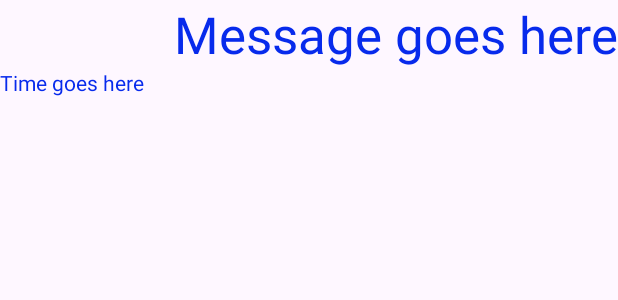
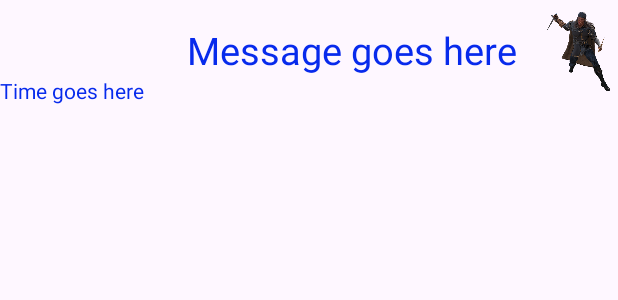
Before and after one commit to aydoganali/MyAndroidLabs, an Android app: the layout receive_row_layout.xml on its own in the app's theme, with its tools: preview values and no code run, on a phone screen of 412 x 824 dp. Shown: the top 300 px of the screen. Run offline under Robolectric (Android 15) with nearby library versions, the light colour scheme and no system bars.

Commit message:
ImageViews for send and receive messages added

```diff
--- a/app/src/main/AndroidManifest.xml
+++ b/app/src/main/AndroidManifest.xml
@@ -23,11 +23,7 @@
         <activity
             android:name=".MainActivity"
             android:exported="true">
-            <intent-filter>
-                <action android:name="android.intent.action.MAIN" />
 
-                <category android:name="android.intent.category.LAUNCHER" />
-            </intent-filter>
         </activity>
     </application>
 
--- a/app/src/main/res/layout/receive_row_layout.xml
+++ b/app/src/main/res/layout/receive_row_layout.xml
@@ -6,19 +6,30 @@
     android:layout_height="wrap_content">
 
     <TextView
-        android:id="@+id/textView"
+        android:id="@+id/message"
         android:layout_width="wrap_content"
         android:layout_height="wrap_content"
+        android:layout_marginTop="16dp"
+        android:layout_marginEnd="16dp"
         android:text="Message goes here"
-        android:textSize="34dp"
-        app:layout_constraintEnd_toEndOf="parent"
+        android:textSize="25dp"
+        app:layout_constraintEnd_toStartOf="@+id/imageView"
         app:layout_constraintTop_toTopOf="parent" />
 
     <TextView
-        android:id="@+id/textView3"
-        android:layout_width="102dp"
-        android:layout_height="24dp"
+        android:id="@+id/time"
+        android:layout_width="wrap_content"
+        android:layout_height="wrap_content"
         android:text="Time goes here"
         app:layout_constraintStart_toStartOf="parent"
-        app:layout_constraintTop_toBottomOf="@+id/textView" />
+        app:layout_constraintTop_toBottomOf="@+id/message" />
+
+    <ImageView
+        android:id="@+id/imageView"
+        android:layout_width="51dp"
+        android:layout_height="58dp"
+        android:layout_marginTop="4dp"
+        app:layout_constraintEnd_toEndOf="parent"
+        app:layout_constraintTop_toTopOf="parent"
+        app:srcCompat="@drawable/receive_image" />
 </androidx.constraintlayout.widget.ConstraintLayout>
```
Also changed, not shown: app/src/main/java/algonquin/cst2335/aydo0001/ChatRoom.java (+83 -36 lines), app/src/main/java/algonquin/cst2335/aydo0001/data/ChatRoomViewModel.java (+6 -1 lines), app/src/main/res/layout/activity_chat_room.xml (+19 -17 lines), app/src/main/res/layout/sent_row_layout.xml (+14 -6 lines), app/src/main/res/drawable/receive_image.png (added), app/src/main/res/drawable/send_image.png (added).
